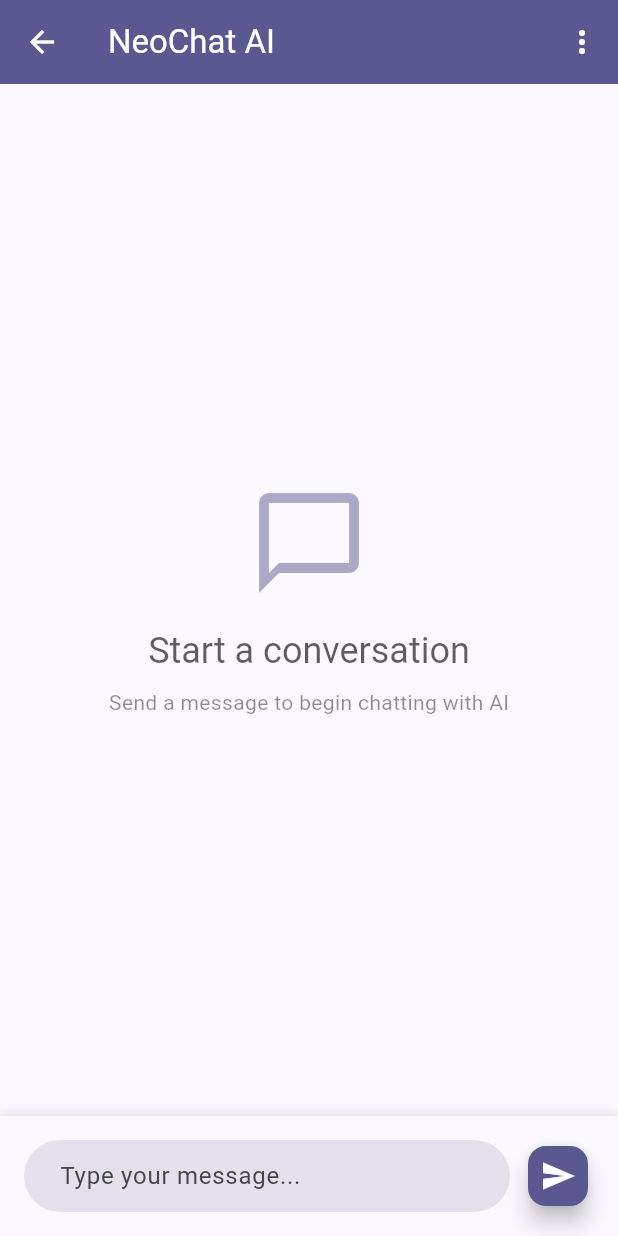
After one commit to Rahat-Kabir/neo-chat, a Flutter app: the screen it shows once a user with an empty profile is signed in, after a tap on "Start Chatting", on a phone screen of 412 x 824 dp. The commit adds this screen. Run offline on Flutter 3.47's test engine with Material 3 defaults, Android fonts, the phone set to English and light mode, and no system bars; our stand-ins replace firebase_auth, firebase_core; accounts and stored records are empty; generated files the repository leaves out were written again; network calls fail.

Commit message:
feat: implement modern chat UI with Material Design 3
- Add ChatScreen with modern chat interface and message bubbles
- Create MessageBubble widget with user/AI message styling
- Implement real-time chat functionality with loading states
- Add error handling UI with retry buttons and user feedback
- Update HomeScreen with chat navigation button
- Configure Provider in main.dart for state management
- Add copy-to-clipboard functionality for messages
- Support for responsive design across platforms

```diff
--- a/neo_chat/lib/main.dart
+++ b/neo_chat/lib/main.dart
@@ -1,13 +1,23 @@
 import 'package:flutter/material.dart';
 import 'package:firebase_core/firebase_core.dart';
+import 'package:provider/provider.dart';
 import 'firebase_options.dart';
 import 'screens/splash_screen.dart';
+import 'providers/chat_provider.dart';
 
 void main() async {
   WidgetsFlutterBinding.ensureInitialized();
+
+  // Initialize Firebase only if not already initialized
+  try {
     await Firebase.initializeApp(
       options: DefaultFirebaseOptions.currentPlatform,
     );
+  } catch (e) {
+    // Firebase already initialized, continue
+    print('Firebase already initialized: $e');
+  }
+
   runApp(const NeoChatApp());
 }
 
@@ -16,7 +26,11 @@ class NeoChatApp extends StatelessWidget {
 
   @override
   Widget build(BuildContext context) {
-    return MaterialApp(
+    return MultiProvider(
+      providers: [
+        ChangeNotifierProvider(create: (_) => ChatProvider()),
+      ],
+      child: MaterialApp(
         title: 'NeoChat',
         debugShowCheckedModeBanner: false,
         theme: ThemeData(
@@ -34,6 +48,7 @@ class NeoChatApp extends StatelessWidget {
           useMaterial3: true,
         ),
         home: const SplashScreen(),
+      ),
     );
   }
 }
--- /dev/null
+++ b/neo_chat/lib/screens/chat/chat_screen.dart
@@ -0,0 +1,257 @@
+import 'package:flutter/material.dart';
+import 'package:provider/provider.dart';
+import '../../providers/chat_provider.dart';
+import '../../models/chat_message.dart';
+import '../../widgets/message_bubble.dart';
+
+class ChatScreen extends StatefulWidget {
+  const ChatScreen({super.key});
+
+  @override
+  State<ChatScreen> createState() => _ChatScreenState();
+}
+
+class _ChatScreenState extends State<ChatScreen> {
+  final TextEditingController _messageController = TextEditingController();
+  final ScrollController _scrollController = ScrollController();
+  final FocusNode _focusNode = FocusNode();
+
+  @override
+  void dispose() {
+    _messageController.dispose();
+    _scrollController.dispose();
+    _focusNode.dispose();
+    super.dispose();
+  }
+
+  void _scrollToBottom() {
+    if (_scrollController.hasClients) {
+      _scrollController.animateTo(
+        _scrollController.position.maxScrollExtent,
+        duration: const Duration(milliseconds: 300),
+        curve: Curves.easeOut,
+      );
+    }
+  }
+
+  void _sendMessage() {
+    final message = _messageController.text.trim();
+    if (message.isNotEmpty) {
+      context.read<ChatProvider>().sendMessage(message);
+      _messageController.clear();
+      _focusNode.requestFocus();
+
+      // Scroll to bottom after a short delay to allow for message to be added
+      Future.delayed(const Duration(milliseconds: 100), _scrollToBottom);
+    }
+  }
+
+  @override
+  Widget build(BuildContext context) {
+    return Scaffold(
+      appBar: AppBar(
+        title: const Text('NeoChat AI'),
+        backgroundColor: Theme.of(context).colorScheme.primary,
+        foregroundColor: Colors.white,
+        elevation: 0,
+        actions: [
+          Consumer<ChatProvider>(
+            builder: (context, chatProvider, child) {
+              return PopupMenuButton<String>(
+                onSelected: (value) {
+                  switch (value) {
+                    case 'clear':
+                      chatProvider.clearMessages();
+                      break;
+                    case 'retry':
+                      chatProvider.retryLastMessage();
+                      break;
+                  }
+                },
+                itemBuilder: (context) => [
+                  const PopupMenuItem(
+                    value: 'clear',
+                    child: Row(
+                      children: [
+                        Icon(Icons.clear_all),
+                        SizedBox(width: 8),
+                        Text('Clear Chat'),
+                      ],
+                    ),
+                  ),
+                  if (chatProvider.hasMessages)
+                    const PopupMenuItem(
+                      value: 'retry',
+                      child: Row(
+                        children: [
+                          Icon(Icons.refresh),
+                          SizedBox(width: 8),
+                          Text('Retry Last'),
+                        ],
+                      ),
+                    ),
+                ],
+              );
+            },
+          ),
+        ],
+      ),
+      body: Column(
+        children: [
+          // Messages list
+          Expanded(
+            child: Consumer<ChatProvider>(
+              builder: (context, chatProvider, child) {
+                if (chatProvider.messages.isEmpty) {
+                  return _buildEmptyState();
+                }
+
+                return ListView.builder(
+                  controller: _scrollController,
+                  padding: const EdgeInsets.all(16),
+                  itemCount: chatProvider.messages.length,
+                  itemBuilder: (context, index) {
+                    final message = chatProvider.messages[index];
+                    return MessageBubble(
+                      message: message,
+                      onRetry: message.error != null
+                          ? () => chatProvider.retryLastMessage()
+                          : null,
+                    );
+                  },
+                );
+              },
+            ),
+          ),
+
+          // Error display
+          Consumer<ChatProvider>(
+            builder: (context, chatProvider, child) {
+              if (chatProvider.error != null) {
+                return Container(
+                  width: double.infinity,
+                  padding: const EdgeInsets.all(12),
+                  margin: const EdgeInsets.symmetric(horizontal: 16),
+                  decoration: BoxDecoration(
+                    color: Colors.red.shade50,
+                    borderRadius: BorderRadius.circular(8),
+                    border: Border.all(color: Colors.red.shade200),
+                  ),
+                  child: Row(
+                    children: [
+                      Icon(Icons.error_outline, color: Colors.red.shade600),
+                      const SizedBox(width: 8),
+                      Expanded(
+                        child: Text(
+                          chatProvider.error!,
+                          style: TextStyle(color: Colors.red.shade700),
+                        ),
+                      ),
+                      IconButton(
+                        onPressed: chatProvider.clearError,
+                        icon: const Icon(Icons.close),
+                        iconSize: 20,
+                      ),
+                    ],
+                  ),
+                );
+              }
+              return const SizedBox.shrink();
+            },
+          ),
+
+          // Message input
+          Container(
+            padding: const EdgeInsets.all(16),
+            decoration: BoxDecoration(
+              color: Theme.of(context).colorScheme.surface,
+              boxShadow: [
+                BoxShadow(
+                  color: Colors.black.withOpacity(0.1),
+                  blurRadius: 4,
+                  offset: const Offset(0, -2),
+                ),
+              ],
+            ),
+            child: Row(
+              children: [
+                Expanded(
+                  child: TextField(
+                    controller: _messageController,
+                    focusNode: _focusNode,
+                    decoration: InputDecoration(
+                      hintText: 'Type your message...',
+                      border: OutlineInputBorder(
+                        borderRadius: BorderRadius.circular(24),
+                        borderSide: BorderSide.none,
+                      ),
+                      filled: true,
+                      fillColor: Theme.of(context).colorScheme.surfaceVariant,
+                      contentPadding: const EdgeInsets.symmetric(
+                        horizontal: 20,
+                        vertical: 12,
+                      ),
+                    ),
+                    maxLines: null,
+                    textCapitalization: TextCapitalization.sentences,
+                    onSubmitted: (_) => _sendMessage(),
+                  ),
+                ),
+                const SizedBox(width: 8),
+                Consumer<ChatProvider>(
+                  builder: (context, chatProvider, child) {
+                    return FloatingActionButton(
+                      onPressed: chatProvider.isLoading ? null : _sendMessage,
+                      mini: true,
+                      backgroundColor: Theme.of(context).colorScheme.primary,
+                      foregroundColor: Colors.white,
+                      child: chatProvider.isLoading
+                          ? const SizedBox(
+                              width: 20,
+                              height: 20,
+                              child: CircularProgressIndicator(
+                                strokeWidth: 2,
+                                valueColor: AlwaysStoppedAnimation<Color>(Colors.white),
+                              ),
+                            )
+                          : const Icon(Icons.send),
+                    );
+                  },
+                ),
+              ],
+            ),
+          ),
+        ],
+      ),
+    );
+  }
+
+  Widget _buildEmptyState() {
+    return Center(
+      child: Column(
+        mainAxisAlignment: MainAxisAlignment.center,
+        children: [
+          Icon(
+            Icons.chat_bubble_outline,
+            size: 80,
+            color: Theme.of(context).colorScheme.primary.withOpacity(0.5),
+          ),
+          const SizedBox(height: 16),
+          Text(
+            'Start a conversation',
+            style: Theme.of(context).textTheme.headlineSmall?.copyWith(
+              color: Theme.of(context).colorScheme.onSurface.withOpacity(0.7),
+            ),
+          ),
+          const SizedBox(height: 8),
+          Text(
+            'Send a message to begin chatting with AI',
+            style: Theme.of(context).textTheme.bodyMedium?.copyWith(
+              color: Theme.of(context).colorScheme.onSurface.withOpacity(0.5),
+            ),
+          ),
+        ],
+      ),
+    );
+  }
+}
--- a/neo_chat/lib/screens/home_screen.dart
+++ b/neo_chat/lib/screens/home_screen.dart
@@ -1,6 +1,7 @@
 import 'package:flutter/material.dart';
 import 'package:firebase_auth/firebase_auth.dart';
 import '../services/auth_service.dart';
+import 'chat/chat_screen.dart';
 
 class HomeScreen extends StatelessWidget {
   const HomeScreen({super.key});
@@ -147,8 +148,30 @@ class HomeScreen extends StatelessWidget {
                 ),
               ),
               const SizedBox(height: 40),
+
+              // Start Chat Button
+              ElevatedButton.icon(
+                onPressed: () {
+                  Navigator.push(
+                    context,
+                    MaterialPageRoute(builder: (context) => const ChatScreen()),
+                  );
+                },
+                icon: const Icon(Icons.chat),
+                label: const Text('Start Chatting'),
+                style: ElevatedButton.styleFrom(
+                  backgroundColor: Theme.of(context).colorScheme.primary,
+                  foregroundColor: Colors.white,
+                  padding: const EdgeInsets.symmetric(horizontal: 32, vertical: 16),
+                  shape: RoundedRectangleBorder(
+                    borderRadius: BorderRadius.circular(25),
+                  ),
+                ),
+              ),
+
+              const SizedBox(height: 40),
               const Text(
-                'Coming Soon:',
+                'Features:',
                 style: TextStyle(
                   fontSize: 18,
                   fontWeight: FontWeight.w600,
@@ -161,12 +184,13 @@ class HomeScreen extends StatelessWidget {
                 completed: true,
               ),
               const _FeatureItem(
+                icon: Icons.check_circle,
+                title: 'AI Chat Integration ✅',
+                completed: true,
+              ),
+              const _FeatureItem(
                 icon: Icons.chat,
                 title: 'Real-time Chat',
-              ),
-              const _FeatureItem(
-                icon: Icons.smart_toy,
-                title: 'AI Integration',
               ),
               const _FeatureItem(
                 icon: Icons.settings,
```
Also changed, not shown: neo_chat/lib/widgets/message_bubble.dart (added, +211 -0 lines). Lines whose indentation alone changed are shown as unchanged.
